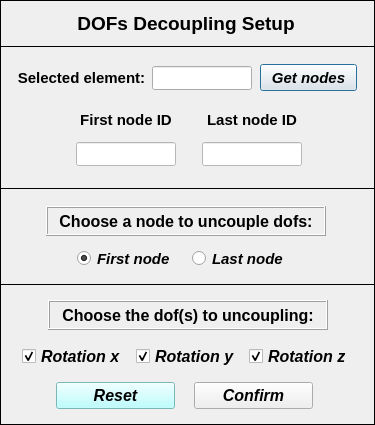
This is pulse/uix/user_input/ui/dofsCouplingInput.ui in open-pulse/OpenPulse as Qt 5 draws it before an edit. The edited form follows.
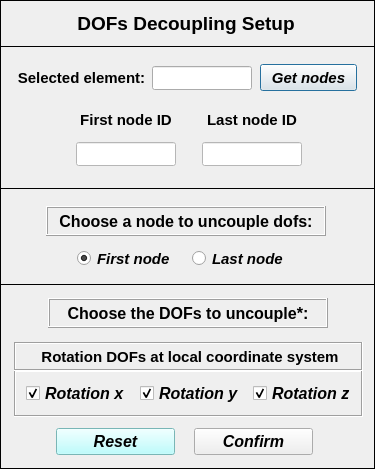
This is the edited form.

Commit message: rotation decoupling (B2PX) - updating

```diff
--- a/pulse/uix/user_input/ui/dofsCouplingInput.ui
+++ b/pulse/uix/user_input/ui/dofsCouplingInput.ui
@@ -10,7 +10,7 @@
     <x>0</x>
     <y>0</y>
     <width>375</width>
-    <height>425</height>
+    <height>469</height>
    </rect>
   </property>
   <property name="sizePolicy">
@@ -22,13 +22,13 @@
   <property name="minimumSize">
    <size>
     <width>375</width>
-    <height>425</height>
+    <height>469</height>
    </size>
   </property>
   <property name="maximumSize">
    <size>
     <width>375</width>
-    <height>425</height>
+    <height>469</height>
    </size>
   </property>
   <property name="contextMenuPolicy">
@@ -903,7 +903,7 @@
      <x>0</x>
      <y>284</y>
      <width>375</width>
-     <height>141</height>
+     <height>185</height>
     </rect>
    </property>
    <property name="frameShape">
@@ -916,7 +916,7 @@
     <property name="geometry">
      <rect>
       <x>48</x>
-      <y>16</y>
+      <y>14</y>
       <width>280</width>
       <height>30</height>
      </rect>
@@ -951,7 +951,7 @@
      <number>0</number>
     </property>
     <property name="text">
-     <string>Choose the dof(s) to uncoupling:</string>
+     <string>Choose the DOFs to uncouple*:</string>
     </property>
     <property name="alignment">
      <set>Qt::AlignCenter</set>
@@ -961,7 +961,7 @@
     <property name="geometry">
      <rect>
       <x>56</x>
-      <y>98</y>
+      <y>144</y>
       <width>119</width>
       <height>27</height>
      </rect>
@@ -986,7 +986,7 @@
     <property name="geometry">
      <rect>
       <x>194</x>
-      <y>98</y>
+      <y>144</y>
       <width>119</width>
       <height>27</height>
      </rect>
@@ -1004,13 +1004,28 @@
      <string>Confirm</string>
     </property>
    </widget>
+   <widget class="QFrame" name="frame_5">
+    <property name="geometry">
+     <rect>
+      <x>14</x>
+      <y>86</y>
+      <width>349</width>
+      <height>47</height>
+     </rect>
+    </property>
+    <property name="frameShape">
+     <enum>QFrame::Box</enum>
+    </property>
+    <property name="frameShadow">
+     <enum>QFrame::Sunken</enum>
+    </property>
    <widget class="QWidget" name="horizontalLayoutWidget_2">
     <property name="geometry">
      <rect>
-      <x>22</x>
-      <y>54</y>
+       <x>12</x>
+       <y>8</y>
       <width>335</width>
-      <height>37</height>
+       <height>31</height>
      </rect>
     </property>
     <layout class="QHBoxLayout" name="horizontalLayout_2">
@@ -1072,6 +1087,68 @@
       </widget>
      </item>
     </layout>
+    </widget>
+   </widget>
+   <widget class="QFrame" name="frame_6">
+    <property name="geometry">
+     <rect>
+      <x>14</x>
+      <y>58</y>
+      <width>349</width>
+      <height>29</height>
+     </rect>
+    </property>
+    <property name="frameShape">
+     <enum>QFrame::Box</enum>
+    </property>
+    <property name="frameShadow">
+     <enum>QFrame::Sunken</enum>
+    </property>
+    <widget class="QLabel" name="label_10">
+     <property name="geometry">
+      <rect>
+       <x>16</x>
+       <y>2</y>
+       <width>320</width>
+       <height>25</height>
+      </rect>
+     </property>
+     <property name="minimumSize">
+      <size>
+       <width>320</width>
+       <height>25</height>
+      </size>
+     </property>
+     <property name="maximumSize">
+      <size>
+       <width>320</width>
+       <height>25</height>
+      </size>
+     </property>
+     <property name="font">
+      <font>
+       <family>Arial</family>
+       <pointsize>11</pointsize>
+       <weight>75</weight>
+       <bold>true</bold>
+      </font>
+     </property>
+     <property name="frameShape">
+      <enum>QFrame::NoFrame</enum>
+     </property>
+     <property name="frameShadow">
+      <enum>QFrame::Raised</enum>
+     </property>
+     <property name="midLineWidth">
+      <number>0</number>
+     </property>
+     <property name="text">
+      <string>Rotation DOFs at local coordinate system</string>
+     </property>
+     <property name="alignment">
+      <set>Qt::AlignCenter</set>
+     </property>
+    </widget>
    </widget>
   </widget>
  </widget>
```
Lines whose indentation alone changed are shown as unchanged. The commit also changes 9 other files.
